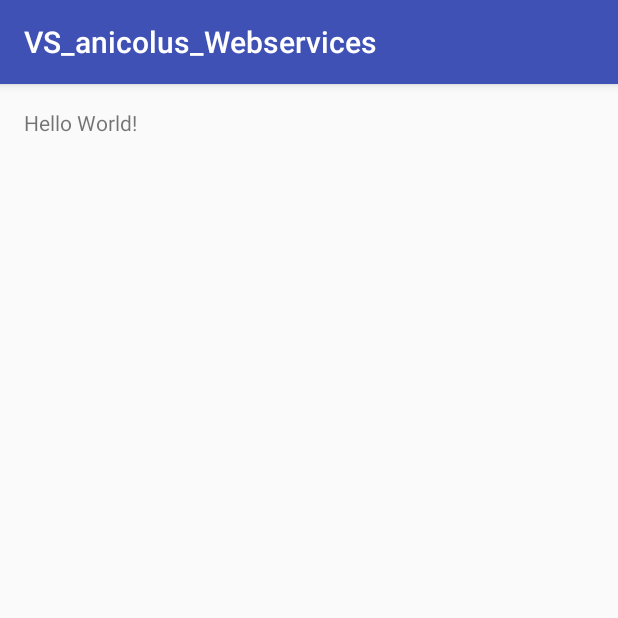
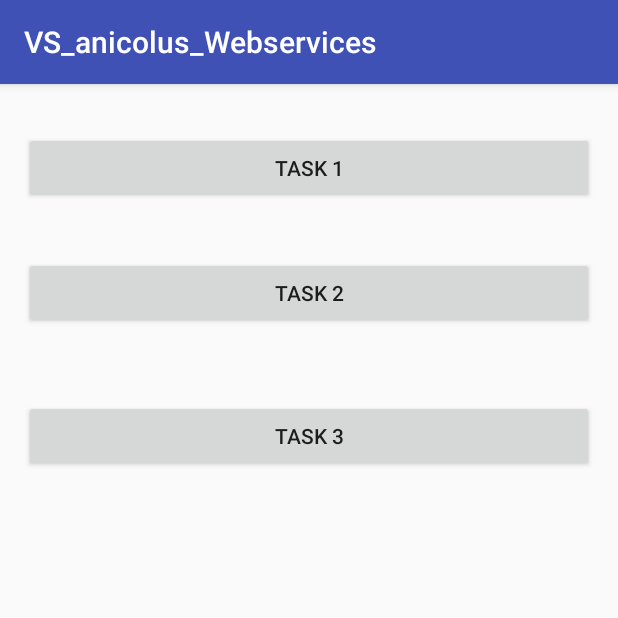
Before and after one commit to manuelgr0/DS_Project2, an Android app: the screen it shows after launch (MainActivity), on a phone screen of 412 x 824 dp, the top half of it. Run offline under Robolectric (Android 15) with nearby library versions, the phone set to English and light mode, and no system bars.

Commit message:
added buttons

```diff
--- a/VS_anicolus_Webservices/app/src/main/java/ch/ethz/inf/vs/a2/anicolus/webservices/MainActivity.java
+++ b/VS_anicolus_Webservices/app/src/main/java/ch/ethz/inf/vs/a2/anicolus/webservices/MainActivity.java
@@ -2,6 +2,8 @@ package ch.ethz.inf.vs.a2.anicolus.webservices;
 
 import android.support.v7.app.AppCompatActivity;
 import android.os.Bundle;
+import android.view.View;
+import android.widget.Button;
 
 public class MainActivity extends AppCompatActivity {
 
@@ -9,6 +11,31 @@ public class MainActivity extends AppCompatActivity {
     protected void onCreate(Bundle savedInstanceState) {
         super.onCreate(savedInstanceState);
         setContentView(R.layout.activity_main);
-        //hallo
-     }
+        Button button1 = (Button) findViewById(R.id.button1);
+        Button button2 = (Button) findViewById(R.id.button2);
+        Button button3 = (Button) findViewById(R.id.button3);
+
+        button1.setOnClickListener(new View.OnClickListener() {
+            public void onClick(View v) {
+
+
+            }
+        });
+
+        button2.setOnClickListener(new View.OnClickListener() {
+            public void onClick(View v) {
+
+
+            }
+        });
+
+        button3.setOnClickListener(new View.OnClickListener() {
+            public void onClick(View v) {
+
+
+            }
+        });
+
+
+    }
 }
--- a/VS_anicolus_Webservices/app/src/main/res/layout/activity_main.xml
+++ b/VS_anicolus_Webservices/app/src/main/res/layout/activity_main.xml
@@ -10,8 +10,32 @@
     android:paddingTop="@dimen/activity_vertical_margin"
     tools:context="ch.ethz.inf.vs.a2.anicolus.webservices.MainActivity">
 
-    <TextView
+    <Button
+        android:text="Task 1"
+        android:layout_width="match_parent"
+        android:layout_marginTop="16dp"
+        android:id="@+id/button1"
+        android:layout_alignParentTop="true"
+        android:layout_height="wrap_content"
+        android:layout_alignParentStart="true" />
+
+    <Button
+        android:text="Task 2"
         android:layout_width="wrap_content"
         android:layout_height="wrap_content"
-        android:text="Hello World!" />
+        android:layout_marginTop="35dp"
+        android:id="@+id/button2"
+        android:layout_below="@+id/button1"
+        android:layout_alignParentEnd="true"
+        android:layout_alignParentStart="true" />
+
+    <Button
+        android:text="Task 3"
+        android:layout_width="wrap_content"
+        android:layout_height="wrap_content"
+        android:layout_marginTop="47dp"
+        android:id="@+id/button3"
+        android:layout_below="@+id/button2"
+        android:layout_alignStart="@+id/button2"
+        android:layout_alignParentEnd="true" />
 </RelativeLayout>
```
